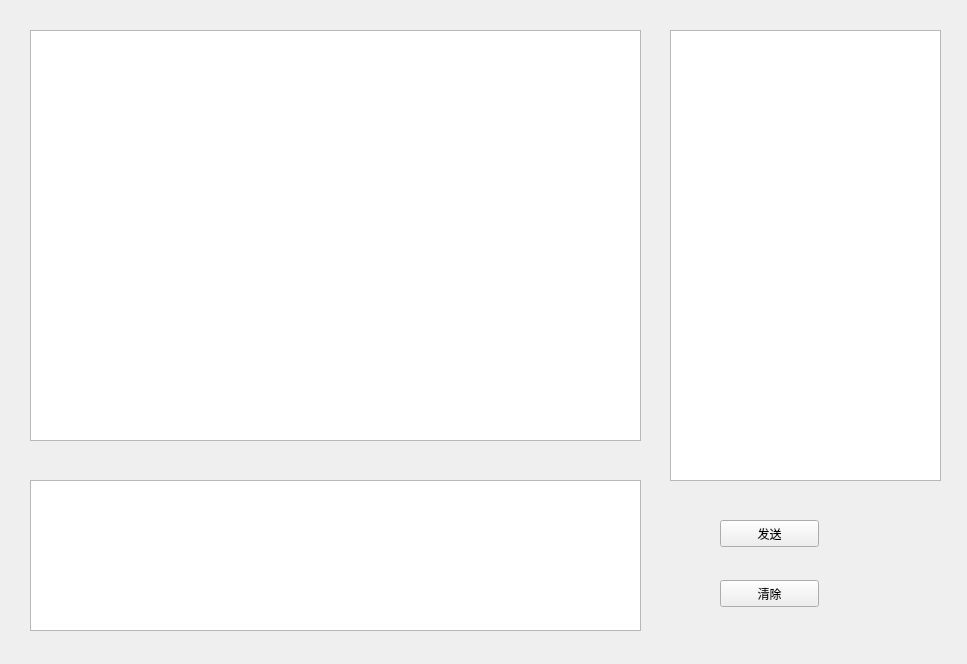
Before: the Qt Designer form ui/chat.ui in Rouzip/chatroom-python, drawn with Qt 5.
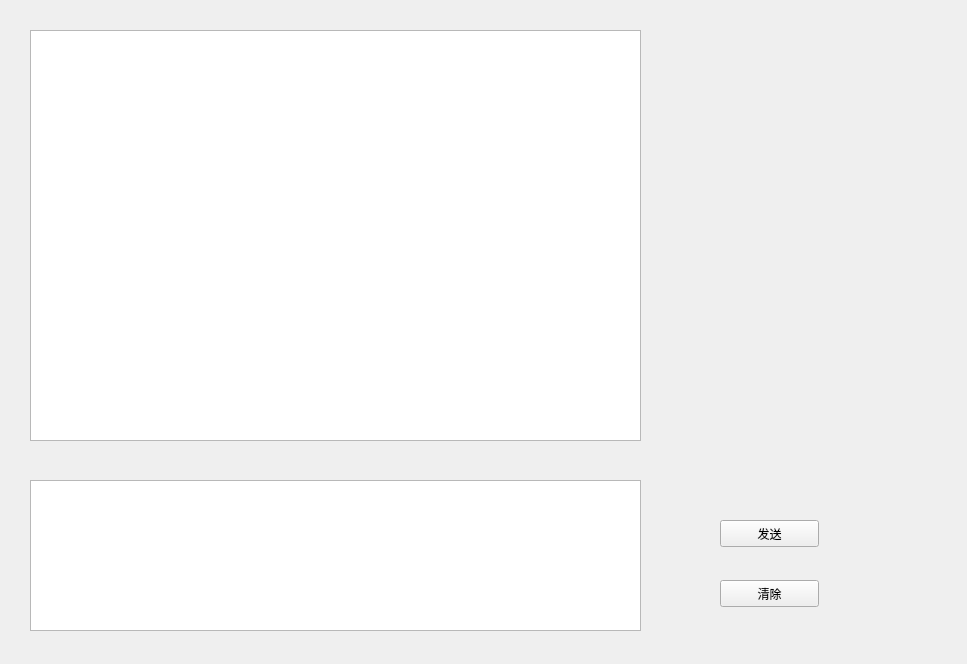
After: the same form once the commit is applied.

```diff
--- a/ui/chat.ui
+++ b/ui/chat.ui
@@ -33,16 +33,6 @@
     </rect>
    </property>
   </widget>
-  <widget class="QTextEdit" name="image">
-   <property name="geometry">
-    <rect>
-     <x>670</x>
-     <y>30</y>
-     <width>271</width>
-     <height>451</height>
-    </rect>
-   </property>
-  </widget>
   <widget class="QPushButton" name="send_btn">
    <property name="geometry">
     <rect>
@@ -69,6 +59,19 @@
     <string>清除</string>
    </property>
   </widget>
+  <widget class="QLabel" name="label">
+   <property name="geometry">
+    <rect>
+     <x>670</x>
+     <y>40</y>
+     <width>251</width>
+     <height>421</height>
+    </rect>
+   </property>
+   <property name="text">
+    <string/>
+   </property>
+  </widget>
  </widget>
  <resources/>
  <connections/>
```
